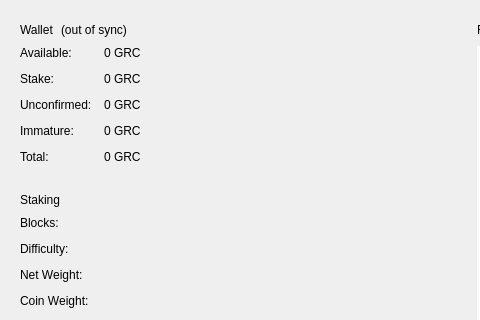
Old version of the form src/qt/forms/overviewpage.ui in the repository gridcoin-community/Gridcoin-Research; both pictures show x 0 to 480 and y 0 to 320 of the 948 by 635 pixel window.
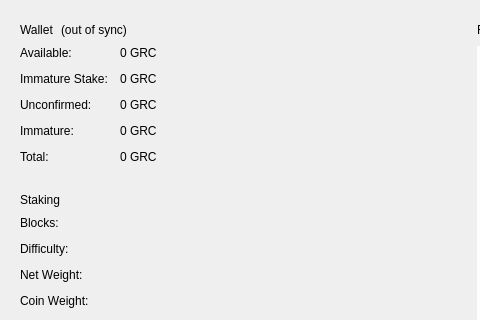
New version of the form. Icons and pictures are not drawn. Custom widgets are drawn as their Qt base class.

Commit message:
Clarify GUI overview page "stake" field
This adds more precise terminology and a tooltip that explains the
"stake" field on the GUI overview page for immature balances.

Diff of the .ui file:
```diff
--- a/src/qt/forms/overviewpage.ui
+++ b/src/qt/forms/overviewpage.ui
@@ -140,7 +140,7 @@
             <item row="1" column="0">
              <widget class="QLabel" name="stakeTextLabel">
               <property name="text">
-               <string>Stake:</string>
+               <string>Immature Stake:</string>
               </property>
              </widget>
             </item>
```
Left out of the diff: 2 changed lines with no effect on the pictures.
